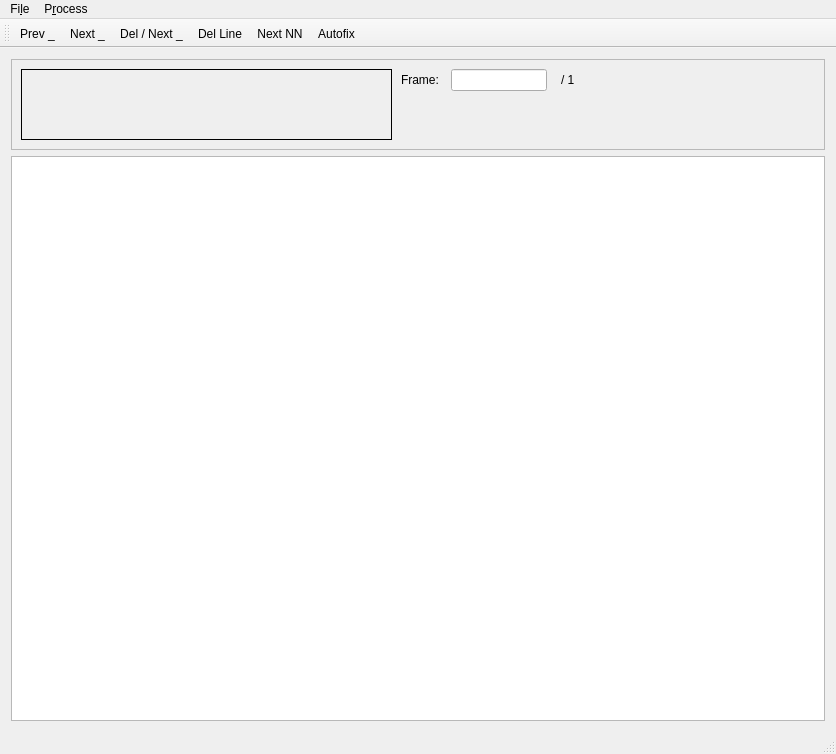
First picture: the form in mainwindow.ui, repository alesanmanoweb/SpaceXocr, before the edit.
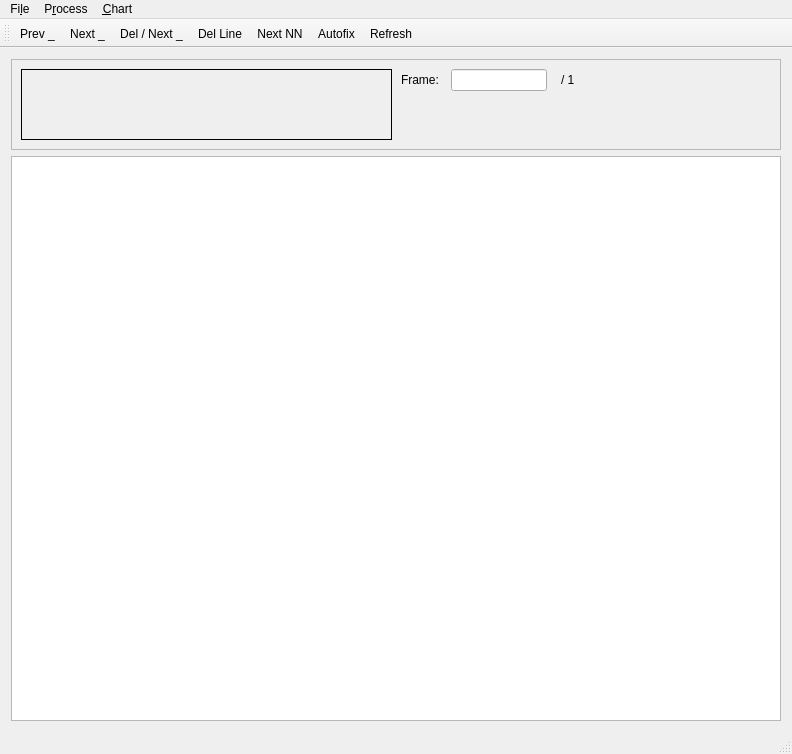
Second picture: the form after the edit. Custom widgets are drawn as their Qt base class.

Commit message: Added chart window and other UI improvements

```diff
--- a/mainwindow.ui
+++ b/mainwindow.ui
@@ -6,7 +6,7 @@
    <rect>
     <x>0</x>
     <y>0</y>
-    <width>836</width>
+    <width>792</width>
     <height>754</height>
    </rect>
   </property>
@@ -148,7 +148,7 @@
     <rect>
      <x>0</x>
      <y>0</y>
-     <width>836</width>
+     <width>792</width>
      <height>30</height>
     </rect>
    </property>
@@ -173,8 +173,16 @@
     <addaction name="actionNext_NN"/>
     <addaction name="actionAutofix"/>
    </widget>
+   <widget class="QMenu" name="menuChart">
+    <property name="title">
+     <string>&amp;Chart</string>
+    </property>
+    <addaction name="actionShow"/>
+    <addaction name="actionRefresh"/>
+   </widget>
    <addaction name="menuFile"/>
    <addaction name="menuProcess"/>
+   <addaction name="menuChart"/>
   </widget>
   <widget class="QToolBar" name="mainToolBar">
    <attribute name="toolBarArea">
@@ -189,6 +197,7 @@
    <addaction name="actionDel_Line"/>
    <addaction name="actionNext_NN"/>
    <addaction name="actionAutofix"/>
+   <addaction name="actionRefresh"/>
   </widget>
   <widget class="QStatusBar" name="statusBar"/>
   <action name="actionOpen">
@@ -241,6 +250,16 @@
     <string>&amp;Autofix</string>
    </property>
   </action>
+  <action name="actionShow">
+   <property name="text">
+    <string>&amp;Show</string>
+   </property>
+  </action>
+  <action name="actionRefresh">
+   <property name="text">
+    <string>Refresh</string>
+   </property>
+  </action>
  </widget>
  <layoutdefault spacing="6" margin="11"/>
  <customwidgets>
```
The commit also changes 8 other files.
